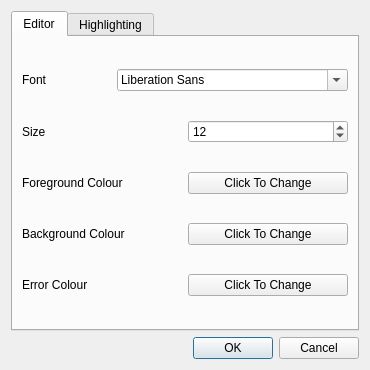
This is utils/themeeditor/gui/preferencesdialog.ui in eisnerd/rockbox as Qt 5 draws it before an edit. The edited form follows.
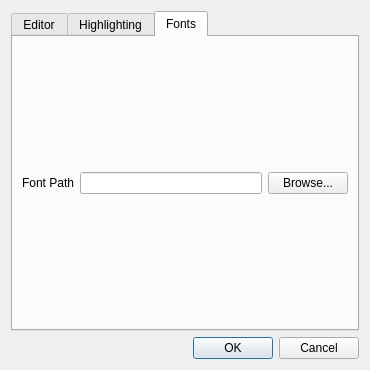
This is the edited form. The open tabs and pages were chosen to show the change. Icons and pictures are not drawn.

Commit message: Theme Editor: Added font directory option in preferences dialog, renderer will now search that directory for fonts if they're not found in the project directory

What changed in the file:
```diff
--- a/utils/themeeditor/gui/preferencesdialog.ui
+++ b/utils/themeeditor/gui/preferencesdialog.ui
@@ -258,6 +258,37 @@
        </item>
       </layout>
      </widget>
+     <widget class="QWidget" name="tab">
+      <attribute name="title">
+       <string>Fonts</string>
+      </attribute>
+      <layout class="QVBoxLayout" name="verticalLayout_4">
+       <item>
+        <layout class="QHBoxLayout" name="horizontalLayout_10">
+         <item>
+          <widget class="QLabel" name="label_10">
+           <property name="text">
+            <string>Font Path</string>
+           </property>
+           <property name="buddy">
+            <cstring>fontBox</cstring>
+           </property>
+          </widget>
+         </item>
+         <item>
+          <widget class="QLineEdit" name="fontBox"/>
+         </item>
+         <item>
+          <widget class="QPushButton" name="fontBrowseButton">
+           <property name="text">
+            <string>Browse...</string>
+           </property>
+          </widget>
+         </item>
+        </layout>
+       </item>
+      </layout>
+     </widget>
     </widget>
    </item>
    <item>
```
Left out of the diff: 3 changed lines with no effect on the pictures. The commit also changes 3 other files.
